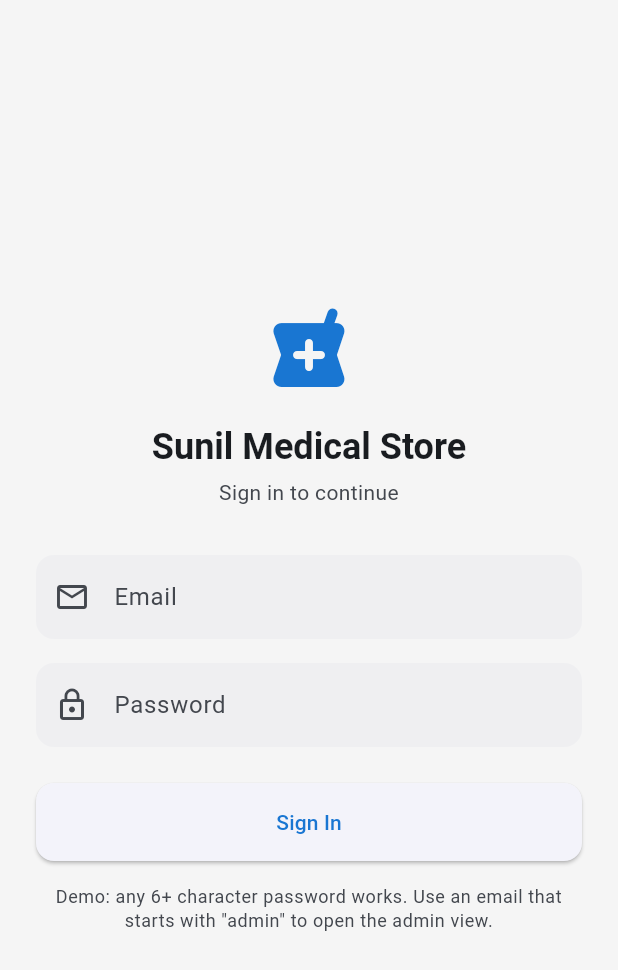
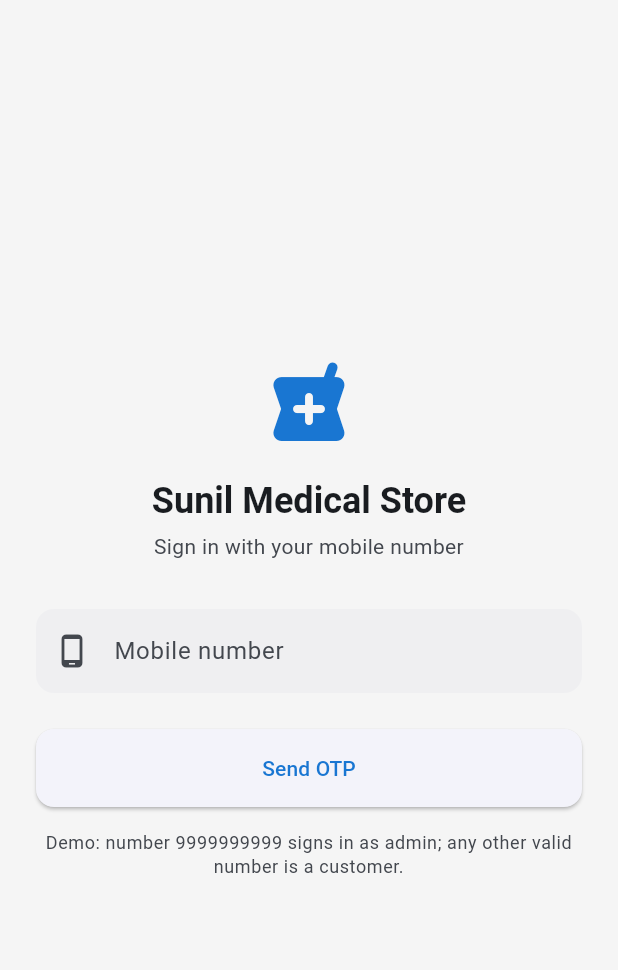
Before and after one commit to AbinashPatra1/SunilMedicalStore_UI, a Flutter app: the screen it shows after launch, on a phone screen of 412 x 824 dp. Shown: the top 970 px of the screen. Run offline on Flutter 3.47's test engine with Material 3 defaults, Android fonts, the phone set to English and light mode, and no system bars; our stand-ins replace firebase_core, flutter_riverpod, go_router; accounts and stored records are empty.

Commit message:
Implement phone-number and OTP authentication flow with UI updates

```diff
--- a/lib/core/models/app_user.dart
+++ b/lib/core/models/app_user.dart
@@ -9,14 +9,22 @@ class AppUser {
   const AppUser({
     required this.id,
     required this.name,
-    required this.email,
+    required this.phoneNumber,
     required this.role,
   });
 
   final String id;
   final String name;
-  final String email;
+
+  /// 10-digit Indian mobile number the user signed in with (no country code).
+  final String phoneNumber;
   final UserRole role;
+
+  /// Number formatted for display, e.g. `+91 98765 43210`.
+  String get displayPhone {
+    if (phoneNumber.length != 10) return phoneNumber;
+    return '+91 ${phoneNumber.substring(0, 5)} ${phoneNumber.substring(5)}';
+  }
 
   /// Up-to-two-letter initials for avatar placeholders.
   String get initials {
@@ -31,9 +39,9 @@ class AppUser {
       other is AppUser &&
       other.id == id &&
       other.name == name &&
-      other.email == email &&
+      other.phoneNumber == phoneNumber &&
       other.role == role;
 
   @override
-  int get hashCode => Object.hash(id, name, email, role);
+  int get hashCode => Object.hash(id, name, phoneNumber, role);
 }
--- a/lib/features/auth/data/mock_auth_repository.dart
+++ b/lib/features/auth/data/mock_auth_repository.dart
@@ -2,46 +2,68 @@ import 'package:sunil_medical_store/core/models/app_user.dart';
 import 'package:sunil_medical_store/core/models/user_role.dart';
 import 'package:sunil_medical_store/features/auth/domain/auth_repository.dart';
 
-/// In-memory mock of [AuthRepository] used until Firebase Authentication is
-/// wired up.
+/// In-memory mock of [AuthRepository] used until Firebase Phone
+/// Authentication is wired up.
 ///
 /// Rules for the mock:
-/// * Any password with 6+ characters is accepted.
-/// * An email starting with `admin` signs in as [UserRole.admin]; every other
-///   email is a [UserRole.customer]. This makes role-based routing testable
-///   without a backend.
+/// * The phone number must be a valid 10-digit Indian mobile number
+///   (starts with 6-9).
+/// * The OTP is always [_mockOtp] (`123456`).
+/// * The number [_adminPhone] (`9999999999`) signs in as [UserRole.admin];
+///   every other number is a [UserRole.customer]. This makes role-based
+///   routing testable without a backend.
 ///
 /// The session lives only in memory, so it is not restored across app
 /// restarts — that's intentional for the mock.
 class MockAuthRepository implements AuthRepository {
+  static const _mockOtp = '123456';
+  static const _adminPhone = '9999999999';
+  static const _verificationPrefix = 'mock-verification:';
+
+  static final _indianMobile = RegExp(r'^[6-9]\d{9}$');
+
   AppUser? _currentUser;
 
   @override
   AppUser? get currentUser => _currentUser;
 
   @override
-  Future<AppUser> signIn({
-    required String email,
-    required String password,
-  }) async {
-    // Simulate network latency so loading states are exercised.
+  Future<String> sendOtp({required String phoneNumber}) async {
+    // Simulate the network round-trip of requesting an SMS.
     await Future<void>.delayed(const Duration(milliseconds: 800));
 
-    if (email.isEmpty || password.isEmpty) {
-      throw const AuthException('Email and password are required.');
-    }
-    if (password.length < 6) {
-      throw const AuthException('Password must be at least 6 characters.');
+    if (!_indianMobile.hasMatch(phoneNumber)) {
+      throw const AuthException('Enter a valid 10-digit mobile number.');
     }
 
-    final role = email.toLowerCase().startsWith('admin')
+    // The phone is encoded into the verification id so that verifyOtp can
+    // recover it, mirroring how a real backend ties the two calls together.
+    return '$_verificationPrefix$phoneNumber';
+  }
+
+  @override
+  Future<AppUser> verifyOtp({
+    required String verificationId,
+    required String smsCode,
+  }) async {
+    await Future<void>.delayed(const Duration(milliseconds: 800));
+
+    if (smsCode != _mockOtp) {
+      throw const AuthException('Incorrect OTP. Use $_mockOtp for the demo.');
+    }
+    if (!verificationId.startsWith(_verificationPrefix)) {
+      throw const AuthException('Verification expired. Request a new OTP.');
+    }
+
+    final phoneNumber = verificationId.substring(_verificationPrefix.length);
+    final role = phoneNumber == _adminPhone
         ? UserRole.admin
         : UserRole.customer;
 
     final user = AppUser(
-      id: 'mock-${email.hashCode.toUnsigned(32)}',
-      name: _nameFromEmail(email),
-      email: email,
+      id: 'mock-$phoneNumber',
+      name: role.isAdmin ? 'Admin' : 'Customer',
+      phoneNumber: phoneNumber,
       role: role,
     );
     _currentUser = user;
@@ -53,15 +75,4 @@ class MockAuthRepository implements AuthRepository {
     await Future<void>.delayed(const Duration(milliseconds: 200));
     _currentUser = null;
   }
-
-  /// Derives a display name from the local part of an email
-  /// (`jane.doe@x.com` -> `Jane Doe`).
-  String _nameFromEmail(String email) {
-    final local = email.split('@').first.replaceAll(RegExp(r'[._]+'), ' ').trim();
-    if (local.isEmpty) return 'User';
-    return local
-        .split(' ')
-        .map((w) => w.isEmpty ? w : '${w[0].toUpperCase()}${w.substring(1)}')
-        .join(' ');
-  }
 }
--- a/lib/features/auth/presentation/screens/login_screen.dart
+++ b/lib/features/auth/presentation/screens/login_screen.dart
@@ -2,13 +2,15 @@ import 'package:flutter/material.dart';
 import 'package:flutter_riverpod/flutter_riverpod.dart';
 import 'package:sunil_medical_store/core/theme/app_constants.dart';
 import 'package:sunil_medical_store/features/auth/presentation/providers/auth_controller.dart';
+import 'package:sunil_medical_store/features/auth/presentation/widgets/otp_step.dart';
+import 'package:sunil_medical_store/features/auth/presentation/widgets/phone_step.dart';
 
-/// Mock email/password sign-in.
+/// Phone-number + OTP sign-in.
 ///
-/// A [ConsumerStatefulWidget] because the form owns [TextEditingController]s;
-/// all auth logic still lives in [AuthController], so UI and business logic
-/// stay separated. Navigation on success is handled by the router's redirect,
-/// not here.
+/// A [ConsumerStatefulWidget] because the two steps own their
+/// [TextEditingController]s and the current step is local UI state. All auth
+/// logic lives in [AuthController]; navigation on success is handled by the
+/// router's redirect, not here.
 class LoginScreen extends ConsumerStatefulWidget {
   const LoginScreen({super.key});
 
@@ -16,25 +18,42 @@ class LoginScreen extends ConsumerStatefulWidget {
   ConsumerState<LoginScreen> createState() => _LoginScreenState();
 }
 
+enum _Step { phone, otp }
+
 class _LoginScreenState extends ConsumerState<LoginScreen> {
-  final _formKey = GlobalKey<FormState>();
-  final _emailController = TextEditingController();
-  final _passwordController = TextEditingController();
+  final _phoneFormKey = GlobalKey<FormState>();
+  final _otpFormKey = GlobalKey<FormState>();
+  final _phoneController = TextEditingController();
+  final _otpController = TextEditingController();
+
+  _Step _step = _Step.phone;
 
   @override
   void dispose() {
-    _emailController.dispose();
-    _passwordController.dispose();
+    _phoneController.dispose();
+    _otpController.dispose();
     super.dispose();
   }
 
-  Future<void> _submit() async {
-    if (!_formKey.currentState!.validate()) return;
+  Future<void> _sendOtp() async {
+    if (!_phoneFormKey.currentState!.validate()) return;
     FocusScope.of(context).unfocus();
-    await ref.read(authControllerProvider.notifier).signIn(
-      email: _emailController.text,
-      password: _passwordController.text,
+    final sent = await ref.read(authControllerProvider.notifier).sendOtp(
+      _phoneController.text,
     );
+    if (sent && mounted) setState(() => _step = _Step.otp);
+  }
+
+  Future<void> _verifyOtp() async {
+    if (!_otpFormKey.currentState!.validate()) return;
+    FocusScope.of(context).unfocus();
+    await ref.read(authControllerProvider.notifier).verifyOtp(_otpController.text);
+  }
+
+  void _changeNumber() {
+    _otpController.clear();
+    ref.read(authControllerProvider.notifier).resetOtp();
+    setState(() => _step = _Step.phone);
   }
 
   @override
@@ -47,8 +66,6 @@ class _LoginScreenState extends ConsumerState<LoginScreen> {
         child: Center(
           child: SingleChildScrollView(
             padding: const EdgeInsets.all(AppConstants.spacingLg),
-            child: Form(
-              key: _formKey,
             child: Column(
               mainAxisSize: MainAxisSize.min,
               crossAxisAlignment: CrossAxisAlignment.stretch,
@@ -66,74 +83,34 @@ class _LoginScreenState extends ConsumerState<LoginScreen> {
                 ),
                 const SizedBox(height: AppConstants.spacingXs),
                 Text(
-                    'Sign in to continue',
+                  _step == _Step.phone
+                      ? 'Sign in with your mobile number'
+                      : 'Verify your number',
                   style: theme.textTheme.bodyMedium?.copyWith(
                     color: theme.colorScheme.onSurfaceVariant,
                   ),
                   textAlign: TextAlign.center,
                 ),
                 const SizedBox(height: AppConstants.spacingXl),
-                  TextFormField(
-                    controller: _emailController,
-                    keyboardType: TextInputType.emailAddress,
-                    textInputAction: TextInputAction.next,
-                    enabled: !auth.isSubmitting,
-                    decoration: const InputDecoration(
-                      labelText: 'Email',
-                      prefixIcon: Icon(Icons.email_outlined),
-                    ),
-                    validator: (value) =>
-                        (value == null || !value.contains('@'))
-                        ? 'Enter a valid email'
-                        : null,
-                  ),
-                  const SizedBox(height: AppConstants.spacingMd),
-                  TextFormField(
-                    controller: _passwordController,
-                    obscureText: true,
-                    textInputAction: TextInputAction.done,
-                    enabled: !auth.isSubmitting,
-                    onFieldSubmitted: (_) => _submit(),
-                    decoration: const InputDecoration(
-                      labelText: 'Password',
-                      prefixIcon: Icon(Icons.lock_outline),
-                    ),
-                    validator: (value) => (value == null || value.length < 6)
-                        ? 'Minimum 6 characters'
-                        : null,
-                  ),
-                  if (auth.errorMessage != null) ...[
-                    const SizedBox(height: AppConstants.spacingMd),
-                    Text(
-                      auth.errorMessage!,
-                      style: theme.textTheme.bodySmall?.copyWith(
-                        color: theme.colorScheme.error,
-                      ),
-                      textAlign: TextAlign.center,
+                if (_step == _Step.phone)
+                  PhoneStep(
+                    formKey: _phoneFormKey,
+                    controller: _phoneController,
+                    isSubmitting: auth.isSubmitting,
+                    errorMessage: auth.errorMessage,
+                    onSubmit: _sendOtp,
+                  )
+                else
+                  OtpStep(
+                    formKey: _otpFormKey,
+                    controller: _otpController,
+                    phoneNumber: _phoneController.text.trim(),
+                    isSubmitting: auth.isSubmitting,
+                    errorMessage: auth.errorMessage,
+                    onVerify: _verifyOtp,
+                    onChangeNumber: _changeNumber,
                   ),
               ],
-                  const SizedBox(height: AppConstants.spacingLg),
-                  ElevatedButton(
-                    onPressed: auth.isSubmitting ? null : _submit,
-                    child: auth.isSubmitting
-                        ? const SizedBox(
-                            height: 20,
-                            width: 20,
-                            child: CircularProgressIndicator(strokeWidth: 2),
-                          )
-                        : const Text('Sign In'),
-                  ),
-                  const SizedBox(height: AppConstants.spacingMd),
-                  Text(
-                    'Demo: any 6+ character password works. Use an email that '
-                    'starts with "admin" to open the admin view.',
-                    style: theme.textTheme.bodySmall?.copyWith(
-                      color: theme.colorScheme.onSurfaceVariant,
-                    ),
-                    textAlign: TextAlign.center,
-                  ),
-                ],
-              ),
             ),
           ),
         ),
--- /dev/null
+++ b/lib/features/auth/presentation/widgets/phone_step.dart
@@ -0,0 +1,83 @@
+import 'package:flutter/material.dart';
+import 'package:flutter/services.dart';
+import 'package:sunil_medical_store/core/theme/app_constants.dart';
+
+/// First step of sign-in: enter a 10-digit Indian mobile number.
+class PhoneStep extends StatelessWidget {
+  const PhoneStep({
+    super.key,
+    required this.formKey,
+    required this.controller,
+    required this.isSubmitting,
+    required this.errorMessage,
+    required this.onSubmit,
+  });
+
+  final GlobalKey<FormState> formKey;
+  final TextEditingController controller;
+  final bool isSubmitting;
+  final String? errorMessage;
+  final VoidCallback onSubmit;
+
+  static final _indianMobile = RegExp(r'^[6-9]\d{9}$');
+
+  @override
+  Widget build(BuildContext context) {
+    final theme = Theme.of(context);
+
+    return Form(
+      key: formKey,
+      child: Column(
+        crossAxisAlignment: CrossAxisAlignment.stretch,
+        children: [
+          TextFormField(
+            controller: controller,
+            keyboardType: TextInputType.phone,
+            enabled: !isSubmitting,
+            maxLength: 10,
+            textInputAction: TextInputAction.done,
+            onFieldSubmitted: (_) => onSubmit(),
+            inputFormatters: [FilteringTextInputFormatter.digitsOnly],
+            decoration: const InputDecoration(
+              labelText: 'Mobile number',
+              prefixText: '+91  ',
+              prefixIcon: Icon(Icons.phone_android_outlined),
+              counterText: '',
+            ),
+            validator: (value) => (value == null || !_indianMobile.hasMatch(value))
+                ? 'Enter a valid 10-digit mobile number'
+                : null,
+          ),
+          if (errorMessage != null) ...[
+            const SizedBox(height: AppConstants.spacingMd),
+            Text(
+              errorMessage!,
+              style: theme.textTheme.bodySmall?.copyWith(color: theme.colorScheme.error),
+              textAlign: TextAlign.center,
+            ),
+          ],
+          const SizedBox(height: AppConstants.spacingLg),
+          ElevatedButton(
+            onPressed: isSubmitting ? null : onSubmit,
+            child: isSubmitting
+                ? const SizedBox(
+                    height: 20,
+                    width: 20,
+                    child: CircularProgressIndicator(strokeWidth: 2),
+                  )
+                : const Text('Send OTP'),
+          ),
+          const SizedBox(height: AppConstants.spacingMd),
+          Text(
+            'Demo: number 9999999999 signs in as admin; any other valid '
+            'number is a customer.',
+            style: theme.textTheme.bodySmall?.copyWith(
+              color: theme.colorScheme.onSurfaceVariant,
+            ),
+            textAlign: TextAlign.center,
+          ),
+        ],
+      ),
+    );
+  }
+}
```
Also changed, not shown: lib/features/auth/domain/auth_repository.dart (+19 -6 lines), lib/features/auth/presentation/providers/auth_controller.dart (+43 -8 lines), lib/features/auth/presentation/widgets/otp_step.dart (added, +95 -0 lines), lib/features/dashboard/presentation/providers/dashboard_providers.dart (added, +26 -0 lines), lib/features/dashboard/presentation/screens/dashboard_screen.dart (+39 -5 lines), lib/features/dashboard/presentation/widgets/category_grid.dart (added, +81 -0 lines), lib/features/dashboard/presentation/widgets/home_search_bar.dart (added, +44 -0 lines), lib/features/dashboard/presentation/widgets/promo_banner.dart (added, +52 -0 lines), 1 other file. Lines whose indentation alone changed are shown as unchanged.
